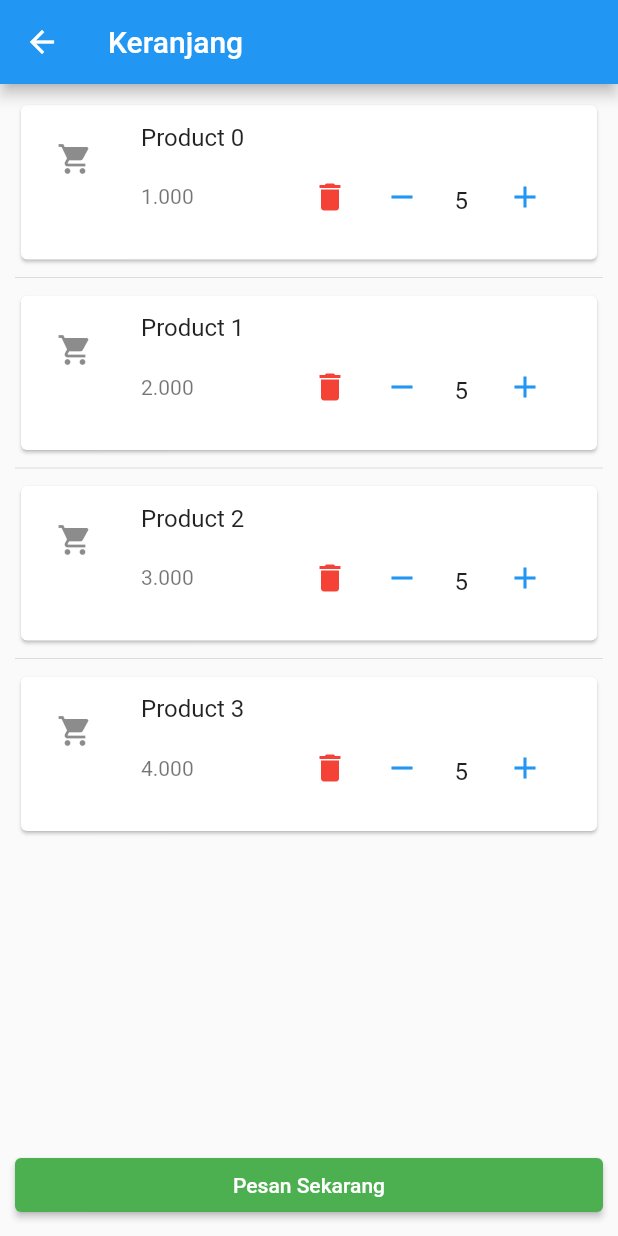
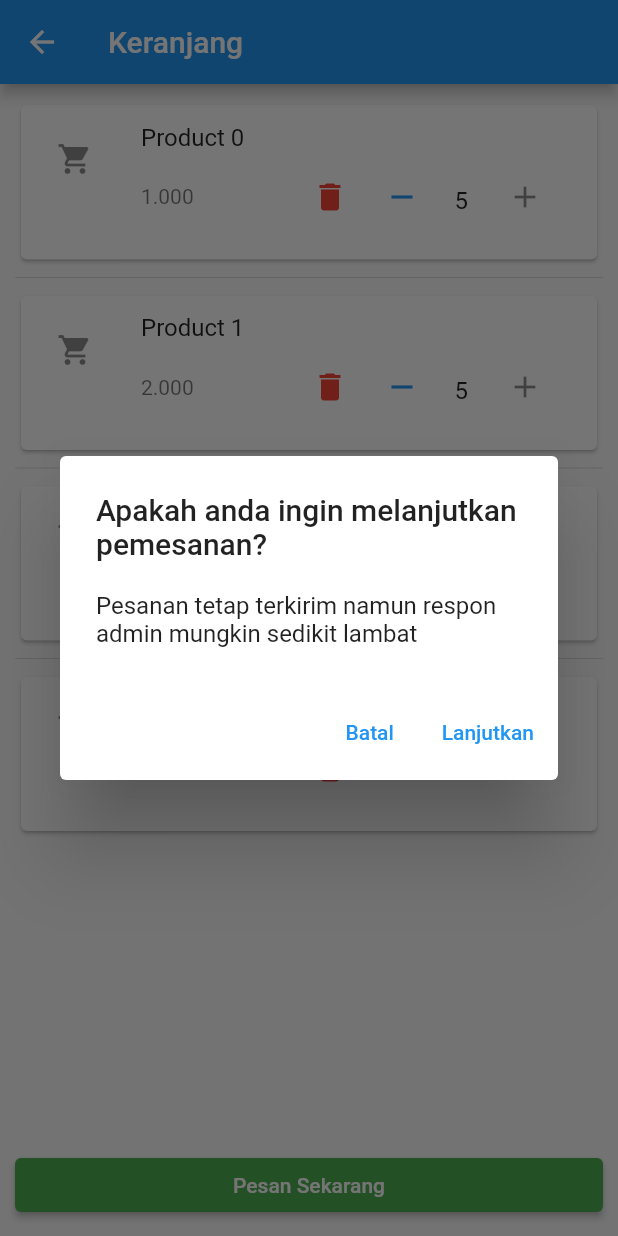
Before and after one commit to AgassiPutra/e_warung, a Flutter app: the Keranjang screen opened directly, after a tap on "Pesan Sekarang", on a phone screen of 412 x 824 dp. Run offline on Flutter 3.47's test engine with Material 2 defaults, Android fonts, the phone set to English and light mode, and no system bars; our stand-ins replace material_floating_search_bar, shared_preferences, sliding_up_panel; accounts and stored records are empty.

Commit message:
Memperbaiki counter pada keranjang

```diff
--- a/lib/screens/warung/keranjang.dart
+++ b/lib/screens/warung/keranjang.dart
@@ -6,6 +6,18 @@ class Keranjang extends StatefulWidget {
 }
 
 class _KeranjangState extends State<Keranjang> {
+  bool isWeekend = true;
+  List<Map> keranjangku = List.generate(
+        4,
+        (index) => {
+              "id": index,
+              "product_name": "Product $index",
+              "harga": "${index + 1}.000",
+              "stok": 5,
+              "max_stok":10
+            });
+  final _textController = TextEditingController();
+
   Widget build(BuildContext context) {
     return Scaffold(
       appBar: AppBar(
@@ -19,7 +31,65 @@ class _KeranjangState extends State<Keranjang> {
               Row(children: [
                 Expanded(
                     child: ElevatedButton(
-                        onPressed: () {},
+                        onPressed: () {
+                          if (isWeekend){
+                            showDialog(
+                            context: context,
+                            builder: (BuildContext context){
+                              return AlertDialog(
+                                title:Text("Apakah anda ingin melanjutkan pemesanan?"),
+                                content: Text("Pesanan tetap terkirim namun respon admin mungkin sedikit lambat"),
+                                actions: [
+                                  TextButton(
+                                    onPressed: (){
+                                      Navigator.pop(context);
+                                    },
+                                    child: Text("Batal")
+                                  ),
+                                  TextButton(
+                                    onPressed: (){
+                                      Navigator.pop(context);
+                                      showDialog(
+                                        context: context,
+                                        builder: (BuildContext context){
+                                          return AlertDialog(
+                                            title:Text("Pesanan Sedang Diproses"),
+                                            content: Text("Silahkan tunggu hingga admin menyetujui"),
+                                            actions: [
+                                              TextButton(
+                                                onPressed: (){
+                                                  Navigator.pop(context);
+                                                },
+                                                child: Text("OK")
+                                              ),
+                                            ]
+                                          );
+                                        });
+                                    },
+                                    child: Text("Lanjutkan")
+                                  ),
+                                ]
+                              );
+                            });
+                          }else{
+                            showDialog(
+                              context: context,
+                              builder: (BuildContext context){
+                                return AlertDialog(
+                                  title:Text("Pesanan Sedang Diproses"),
+                                  content: Text("Silahkan tunggu hingga admin menyetujui"),
+                                  actions: [
+                                    TextButton(
+                                      onPressed: (){
+                                        Navigator.pop(context);
+                                      },
+                                      child: Text("OK")
+                                    ),
+                                  ]
+                                );
+                              });
+                          }
+                        },
                         style: ButtonStyle(
                             backgroundColor:
                                 MaterialStateProperty.all(Colors.green)),
@@ -31,15 +101,6 @@ class _KeranjangState extends State<Keranjang> {
   }
 
   Widget listKeranjang() {
-    List<Map> keranjangku = List.generate(
-        4,
-        (index) => {
-              "id": index,
-              "product_name": "Product $index",
-              "harga": "${index + 1}.000",
-              "stok": 5
-            });
-
     return ListView.separated(
       itemCount: keranjangku.length,
       itemBuilder: (BuildContext context, int index) {
@@ -59,7 +120,18 @@ class _KeranjangState extends State<Keranjang> {
                                 onPressed: () {},
                                 icon: Icon(Icons.delete, color: Colors.red)),
                             buttonAddMinus(
-                                counter: keranjangku[index]['stok'], max: 10)
+                              counter: keranjangku[index]['stok'],
+                              onAdd: (){
+                                setState((){
+                                  ++keranjangku[index]['stok'];
+                                });
+                              },
+                              onMinus: (){
+                                setState((){
+                                  --keranjangku[index]['stok'];
+                                });
+                              },
+                            )
                           ])
                         ]))));
       },
@@ -67,20 +139,13 @@ class _KeranjangState extends State<Keranjang> {
     );
   }
 
-  Widget buttonAddMinus({required int counter, int? max}) {
-    int _counter = 0;
+  Widget buttonAddMinus({Function? onAdd, Function? onMinus, required int counter}) {
     return Container(
         width: 130,
         height: 60,
         child: Row(children: [
           IconButton(
-              onPressed: () {
-                setState(() {
-                  if (counter != 0) {
-                    _counter = counter - 1;
-                  }
-                });
-              },
+              onPressed: () => onMinus!(),
               icon: Icon(Icons.remove,
                   color: (() {
                     if (counter == 0) {
@@ -93,31 +158,19 @@ class _KeranjangState extends State<Keranjang> {
               child: TextField(
             // expands:true,
             textAlign: TextAlign.center,
-            controller: TextEditingController()..text = '$counter',
+            controller: TextEditingController()..text = counter.toString(),
             onChanged: (text) {
               counter = int.parse(text);
-              text = "$   counter";
+              text = counter.toString();
             },
             textAlignVertical: TextAlignVertical.center,
             decoration: InputDecoration(border: InputBorder.none),
             keyboardType: TextInputType.number,
           )),
           IconButton(
-              onPressed: () {
-                setState(() {
-                  if (counter != max) {
-                    counter++;
-                  }
-                });
-              },
-              icon: Icon(Icons.add,
-                  color: (() {
-                    if (counter == max) {
-                      return Colors.grey;
-                    } else {
-                      return Colors.blue;
-                    }
-                  }()))),
+              onPressed: ()=> onAdd!(),
+              icon: Icon(Icons.add)
+          ),
         ]));
   }
 }
```
